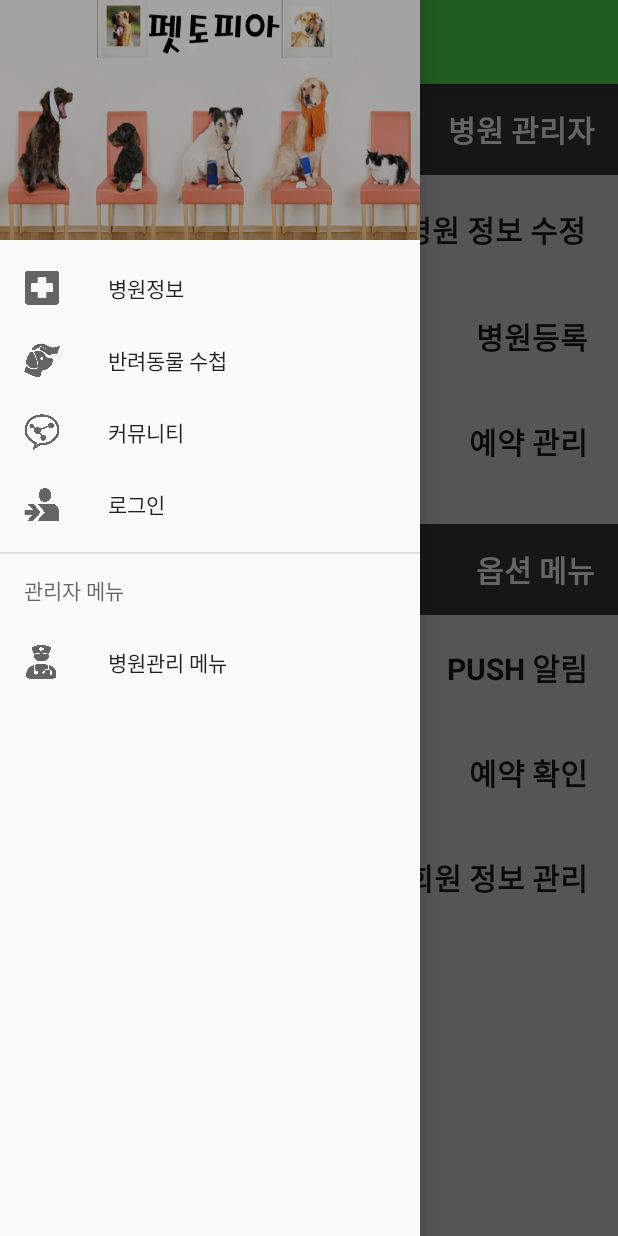
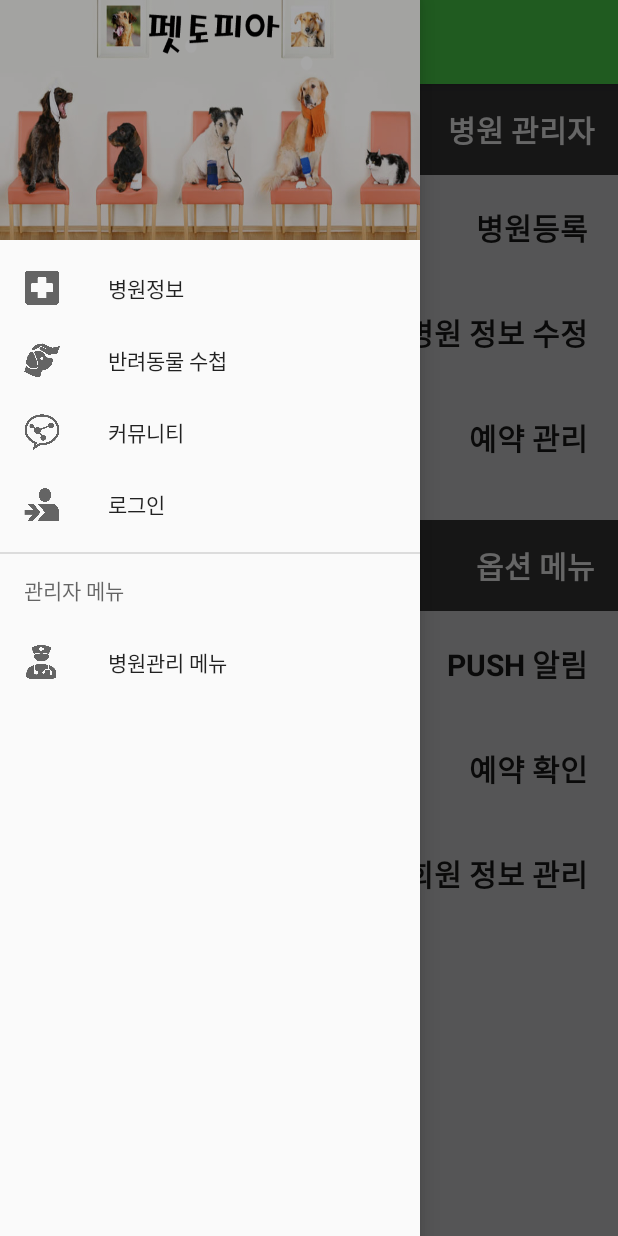
Before and after one commit to lenter85/AnimalClinicNew2, an Android app: the fragment MenuFragment placed in its activity, with the side drawer open, on a phone screen of 412 x 824 dp. Run offline under Robolectric (Android 15) with nearby library versions, the phone set to English and light mode, and no system bars.

Commit message:
준식 수정

```diff
--- a/app/src/main/java/com/example/myapplication/clinic/fragment/MenuFragment.java
+++ b/app/src/main/java/com/example/myapplication/clinic/fragment/MenuFragment.java
@@ -7,6 +7,7 @@ import android.view.LayoutInflater;
 import android.view.View;
 import android.view.ViewGroup;
 import android.widget.TextView;
+import android.widget.Toast;
 
 import com.example.myapplication.MainActivity;
 import com.example.myapplication.R;
@@ -32,7 +33,9 @@ public class MenuFragment extends Fragment {
         textView1 = (TextView) view.findViewById(R.id.textView1);
         textView2 = (TextView) view.findViewById(R.id.textView2);
         textView3 = (TextView) view.findViewById(R.id.textView3);
-
+        textView4 = (TextView) view.findViewById(R.id.textView4);
+        textView5 = (TextView) view.findViewById(R.id.textView5);
+        textView6 = (TextView) view.findViewById(R.id.textView6);
 
 
         textView1.setOnClickListener(new View.OnClickListener() {
@@ -63,6 +66,30 @@ public class MenuFragment extends Fragment {
             }
         });
 
+
+        textView4.setOnClickListener(new View.OnClickListener() {
+            @Override
+            public void onClick(View v) {
+                Toast.makeText(getContext(), "서비스 준비중 입니다.", Toast.LENGTH_LONG).show();
+            }
+        });
+
+        textView5.setOnClickListener(new View.OnClickListener() {
+            @Override
+            public void onClick(View v) {
+                Toast.makeText(getContext(), "서비스 준비중 입니다.", Toast.LENGTH_LONG).show();
+            }
+        });
+
+
+        textView6.setOnClickListener(new View.OnClickListener() {
+            @Override
+            public void onClick(View v) {
+                Toast.makeText(getContext(), "서비스 준비중 입니다.", Toast.LENGTH_LONG).show();
+            }
+        });
+
+
         return view;
     }
 
--- a/app/src/main/java/com/example/myapplication/clinic/fragment/RegisterClinicFragment.java
+++ b/app/src/main/java/com/example/myapplication/clinic/fragment/RegisterClinicFragment.java
@@ -38,6 +38,7 @@ import java.util.ArrayList;
  * A simple {@link Fragment} subclass.
  */
 public class RegisterClinicFragment extends Fragment {
+
     private ImageView imageViewAdd;
     private ImageView imageViewSmall1;
     private ImageView imageViewSmall2;
--- a/app/src/main/java/com/example/myapplication/network/MainNetwork.java
+++ b/app/src/main/java/com/example/myapplication/network/MainNetwork.java
@@ -146,7 +146,7 @@ public class MainNetwork {
 
         Log.i("myLog", site + "/main/getClinicList");
 
-        asyncTask.execute(site + "/main/getClinicList"); //doInBackground()의 매개값으로 들어간다.
+        asyncTask.executeOnExecutor(AsyncTask.THREAD_POOL_EXECUTOR, site + "/main/getClinicList"); //doInBackground()의 매개값으로 들어간다.
     }
 
     public static void getClinicImage(String imageName, final ImageView imageView){
@@ -179,7 +179,7 @@ public class MainNetwork {
             }
         };
 
-        asyncTask.execute(site+"/main/download?cimage=" + imageName);
+        asyncTask.executeOnExecutor(AsyncTask.THREAD_POOL_EXECUTOR, site+"/main/download?cimage=" + imageName);
     }
 
 
--- a/app/src/main/java/com/example/myapplication/reservation/fragment/ReserveSearchResultFragment.java
+++ b/app/src/main/java/com/example/myapplication/reservation/fragment/ReserveSearchResultFragment.java
@@ -334,13 +334,10 @@ public class ReserveSearchResultFragment extends Fragment {
         Log.i("myLog", "서버에 병원 아이디:" + clinicid + "의 " + date + "날짜의 예약시간 정보를 요청합니다.");
 
         //리스트뷰에 예약 가능한 시간만 보여줍니다.
-        Network.setReserveList(timeViewAdapter, Util.getClinicTimeList(), map);
-
+        Network.setReserveList(getContext(), timeViewAdapter, Util.getClinicTimeList(), map);
     }
 
-
     private void setBeautyTimeSetting() {
-
         beautyTimeList = new ArrayList<>();
 
         /*beautyTimeList.add("09:00");
--- a/app/src/main/res/layout/fragment_menu.xml
+++ b/app/src/main/res/layout/fragment_menu.xml
@@ -11,7 +11,8 @@
     <LinearLayout
         android:orientation="vertical"
         android:layout_width="match_parent"
-        android:layout_height="wrap_content">
+        android:layout_height="wrap_content"
+        android:gravity="right">
 
         <LinearLayout
             android:orientation="horizontal"
@@ -38,18 +39,18 @@
                 android:textColor="#ffffff" />
         </LinearLayout>
 
-        <LinearLayout
-            android:orientation="vertical"
-            android:layout_width="match_parent"
-            android:layout_height="match_parent"
-            android:nestedScrollingEnabled="false">
-
-            <LinearLayout
-                android:orientation="horizontal"
-                android:layout_width="match_parent"
-                android:layout_height="match_parent"
-                android:layout_margin="1dp"
-                android:gravity="right">
+        <TextView
+            android:layout_width="wrap_content"
+            android:layout_height="wrap_content"
+            android:text="병원등록"
+            android:id="@+id/textView1"
+            android:textSize="20dp"
+            android:allowUndo="false"
+            android:layout_margin="20dp"
+            android:textColor="#191919"
+            android:textStyle="bold"
+            android:layout_gravity="right"
+            android:layout_marginRight="10dp" />
 
         <TextView
             android:layout_width="wrap_content"
@@ -59,32 +60,9 @@
             android:textSize="20dp"
             android:layout_margin="20dp"
             android:textColor="#191919"
-                    android:textStyle="bold" />
-            </LinearLayout>
-
-            <LinearLayout
-                android:orientation="horizontal"
-                android:layout_width="match_parent"
-                android:layout_height="match_parent"
-                android:gravity="right">
-
-                <TextView
-                    android:layout_width="wrap_content"
-                    android:layout_height="wrap_content"
-                    android:text="병원등록"
-                    android:id="@+id/textView1"
-                    android:textSize="20dp"
-                    android:allowUndo="false"
-                    android:layout_margin="20dp"
-                    android:textColor="#191919"
-                    android:textStyle="bold" />
-            </LinearLayout>
-
-            <LinearLayout
-                android:orientation="horizontal"
-                android:layout_width="match_parent"
-                android:layout_height="match_parent"
-                android:gravity="right">
+            android:textStyle="bold"
+            android:layout_gravity="right"
+            android:layout_marginRight="10dp" />
 
         <TextView
             android:layout_width="wrap_content"
@@ -94,10 +72,8 @@
             android:textSize="20dp"
             android:layout_margin="20dp"
             android:textColor="#191919"
-                    android:textStyle="bold" />
-            </LinearLayout>
-
-        </LinearLayout>
+            android:textStyle="bold"
+            android:layout_marginRight="10dp" />
 
     </LinearLayout>
 
@@ -135,7 +111,8 @@
         android:textSize="20dp"
         android:layout_margin="20dp"
         android:textColor="#191919"
-        android:textStyle="bold" />
+        android:textStyle="bold"
+        android:layout_marginRight="10dp" />
 
     <TextView
         android:layout_width="wrap_content"
@@ -145,7 +122,8 @@
         android:textSize="20dp"
         android:layout_margin="20dp"
         android:textColor="#191919"
-        android:textStyle="bold" />
+        android:textStyle="bold"
+        android:layout_marginRight="10dp" />
 
     <TextView
         android:layout_width="wrap_content"
@@ -155,6 +133,7 @@
         android:textSize="20dp"
         android:layout_margin="20dp"
         android:textColor="#191919"
-        android:textStyle="bold" />
+        android:textStyle="bold"
+        android:layout_marginRight="10dp" />
 
 </LinearLayout>
```
Also changed, not shown: app/src/main/java/com/example/myapplication/calendar/CalendarFragment.java (+53 -0 lines), app/src/main/java/com/example/myapplication/clinic/fragment/ClinicDetailInformationFragment.java (+3 -5 lines), app/src/main/java/com/example/myapplication/reservation/util/Network.java (+27 -8 lines), app/src/main/java/com/example/myapplication/reservation/util/ReserveNetwork.java (deleted, +0 -51 lines). Lines whose indentation alone changed are shown as unchanged.
